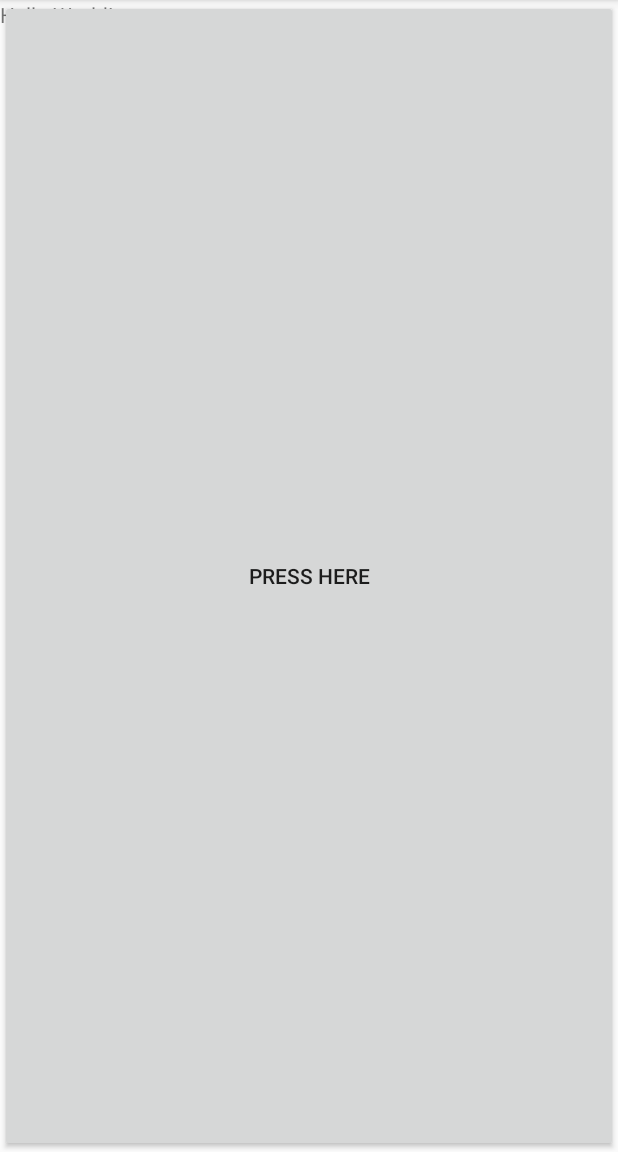
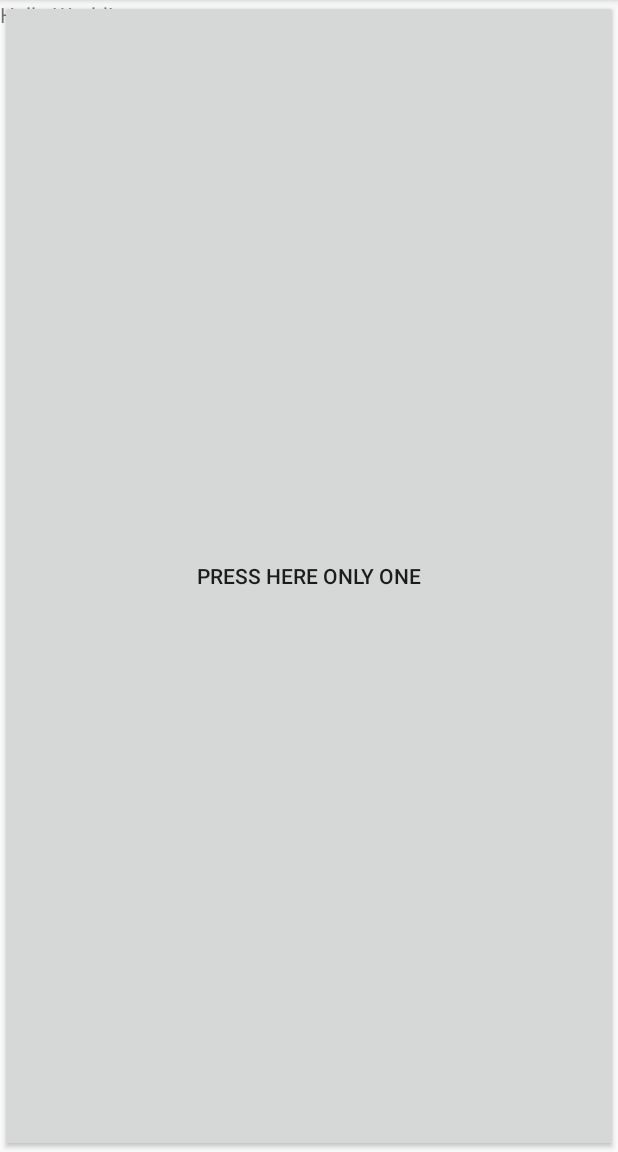
Before and after one commit to abhijit-296/MyApplication, an Android app: the screen it shows after launch (MainActivity), on a phone screen of 412 x 824 dp, the part 84-1236 px from its top. Run offline under Robolectric (Android 15) with nearby library versions, the phone set to English and light mode, and no system bars.

Commit message:
fifth change

```diff
--- a/app/src/main/res/layout/activity_main.xml
+++ b/app/src/main/res/layout/activity_main.xml
@@ -13,7 +13,7 @@
         android:text="Hello World!"
          />
     <Button
-        android:text="Press Here"
+        android:text="Press Here only one"
         android:layout_width="match_parent"
         android:layout_height="match_parent" />
 
```
